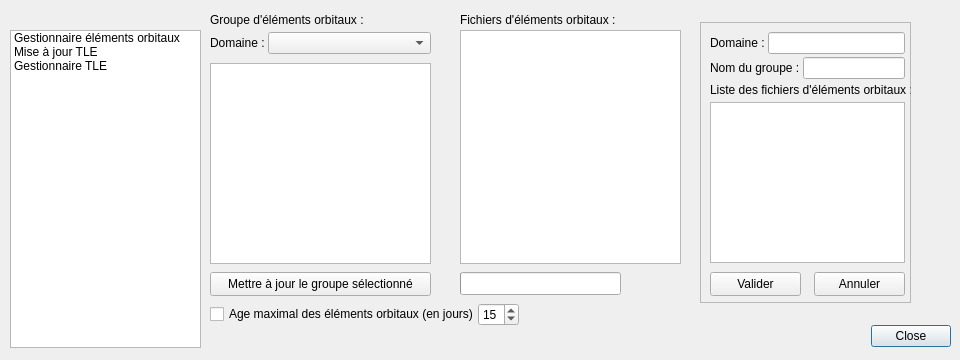
The window that src/interface/outils/outils.ui (mconsidine/previsat_archive) describes before a commit, drawn with Qt 5.
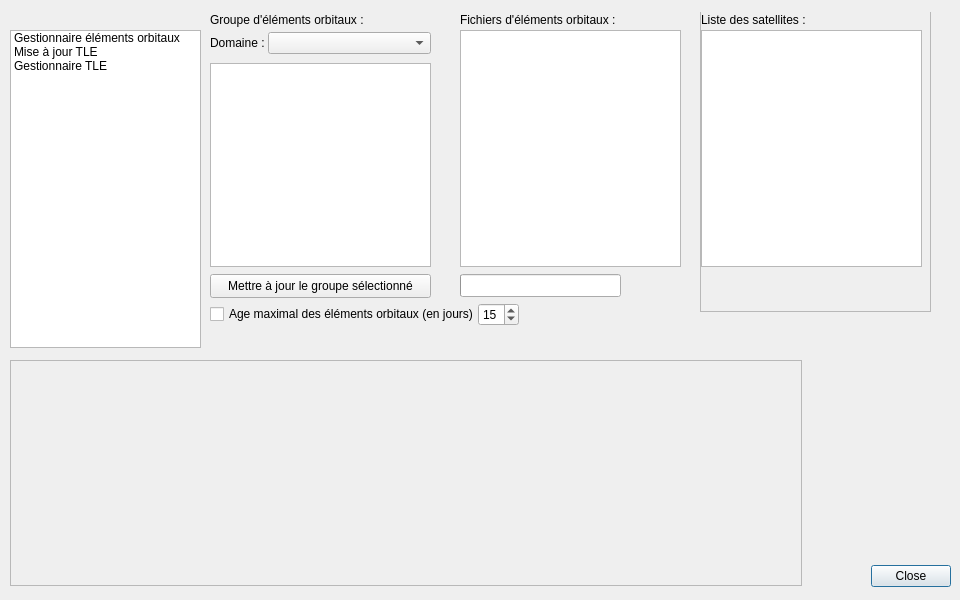
The same window after the commit. The open tabs and pages were chosen to show the change.

Commit message: Ajout des informations satellite dans la fenetre Outils

```diff
--- a/src/interface/outils/outils.ui
+++ b/src/interface/outils/outils.ui
@@ -7,19 +7,19 @@
     <x>0</x>
     <y>0</y>
     <width>960</width>
-    <height>360</height>
+    <height>600</height>
    </rect>
   </property>
   <property name="minimumSize">
    <size>
     <width>960</width>
-    <height>360</height>
+    <height>600</height>
    </size>
   </property>
   <property name="maximumSize">
    <size>
     <width>960</width>
-    <height>360</height>
+    <height>600</height>
    </size>
   </property>
   <property name="windowTitle">
@@ -31,9 +31,9 @@
   <widget class="QDialogButtonBox" name="listeBoutonsOutils">
    <property name="geometry">
     <rect>
-     <x>780</x>
-     <y>320</y>
-     <width>171</width>
+     <x>810</x>
+     <y>560</y>
+     <width>141</width>
      <height>32</height>
     </rect>
    </property>
@@ -126,13 +126,13 @@
       </item>
      </layout>
     </widget>
-    <widget class="QFrame" name="groupe">
+    <widget class="QStackedWidget" name="stackedWidget_satellites">
      <property name="geometry">
       <rect>
        <x>490</x>
-       <y>10</y>
-       <width>211</width>
-       <height>281</height>
+       <y>-1</y>
+       <width>231</width>
+       <height>301</height>
       </rect>
      </property>
      <property name="font">
@@ -144,11 +144,15 @@
      <property name="frameShadow">
       <enum>QFrame::Raised</enum>
      </property>
+     <property name="currentIndex">
+      <number>1</number>
+     </property>
+     <widget class="QWidget" name="groupe">
      <widget class="QLabel" name="lbl_listeFichiers">
       <property name="geometry">
        <rect>
         <x>10</x>
-        <y>60</y>
+         <y>70</y>
         <width>221</width>
         <height>16</height>
        </rect>
@@ -164,7 +168,7 @@
       <property name="geometry">
        <rect>
         <x>10</x>
-        <y>250</y>
+         <y>260</y>
         <width>91</width>
         <height>24</height>
        </rect>
@@ -180,7 +184,7 @@
       <property name="geometry">
        <rect>
         <x>114</x>
-        <y>250</y>
+         <y>260</y>
         <width>91</width>
         <height>24</height>
        </rect>
@@ -196,7 +200,7 @@
       <property name="geometry">
        <rect>
         <x>10</x>
-        <y>80</y>
+         <y>90</y>
         <width>195</width>
         <height>161</height>
        </rect>
@@ -209,7 +213,7 @@
       <property name="geometry">
        <rect>
         <x>10</x>
-        <y>10</y>
+         <y>20</y>
         <width>195</width>
         <height>24</height>
        </rect>
@@ -250,7 +254,7 @@
       <property name="geometry">
        <rect>
         <x>10</x>
-        <y>35</y>
+         <y>45</y>
         <width>195</width>
         <height>24</height>
        </rect>
@@ -288,13 +292,39 @@
       </layout>
      </widget>
     </widget>
+     <widget class="QWidget" name="satellites">
+      <widget class="QListWidget" name="listeSatellites">
+       <property name="geometry">
+        <rect>
+         <x>0</x>
+         <y>18</y>
+         <width>221</width>
+         <height>237</height>
+        </rect>
+       </property>
+      </widget>
+      <widget class="QLabel" name="lbl_listeSatellites">
+       <property name="geometry">
+        <rect>
+         <x>0</x>
+         <y>0</y>
+         <width>201</width>
+         <height>16</height>
+        </rect>
+       </property>
+       <property name="text">
+        <string>Liste des satellites :</string>
+       </property>
+      </widget>
+     </widget>
+    </widget>
     <widget class="QListWidget" name="listeFichiersElem">
      <property name="geometry">
       <rect>
        <x>250</x>
        <y>18</y>
        <width>221</width>
-       <height>234</height>
+       <height>237</height>
       </rect>
      </property>
      <property name="font">
@@ -345,7 +375,7 @@
        <x>0</x>
        <y>51</y>
        <width>221</width>
-       <height>201</height>
+       <height>204</height>
       </rect>
      </property>
      <property name="font">
@@ -403,7 +433,7 @@
      <property name="geometry">
       <rect>
        <x>0</x>
-       <y>260</y>
+       <y>262</y>
        <width>221</width>
        <height>24</height>
       </rect>
@@ -458,7 +488,7 @@
      <property name="geometry">
       <rect>
        <x>250</x>
-       <y>260</y>
+       <y>262</y>
        <width>241</width>
        <height>31</height>
       </rect>
@@ -886,6 +916,22 @@
     </widget>
    </widget>
   </widget>
+  <widget class="QFrame" name="frameInformations">
+   <property name="geometry">
+    <rect>
+     <x>10</x>
+     <y>360</y>
+     <width>792</width>
+     <height>226</height>
+    </rect>
+   </property>
+   <property name="frameShape">
+    <enum>QFrame::StyledPanel</enum>
+   </property>
+   <property name="frameShadow">
+    <enum>QFrame::Raised</enum>
+   </property>
+  </widget>
   <zorder>listeOutils</zorder>
   <zorder>stackedWidget_outils</zorder>
   <zorder>listeBoutonsOutils</zorder>
```
Left out of the diff: 3 changed lines with no effect on the pictures. Lines whose indentation alone changed are shown as unchanged. The commit also changes 5 other files.
